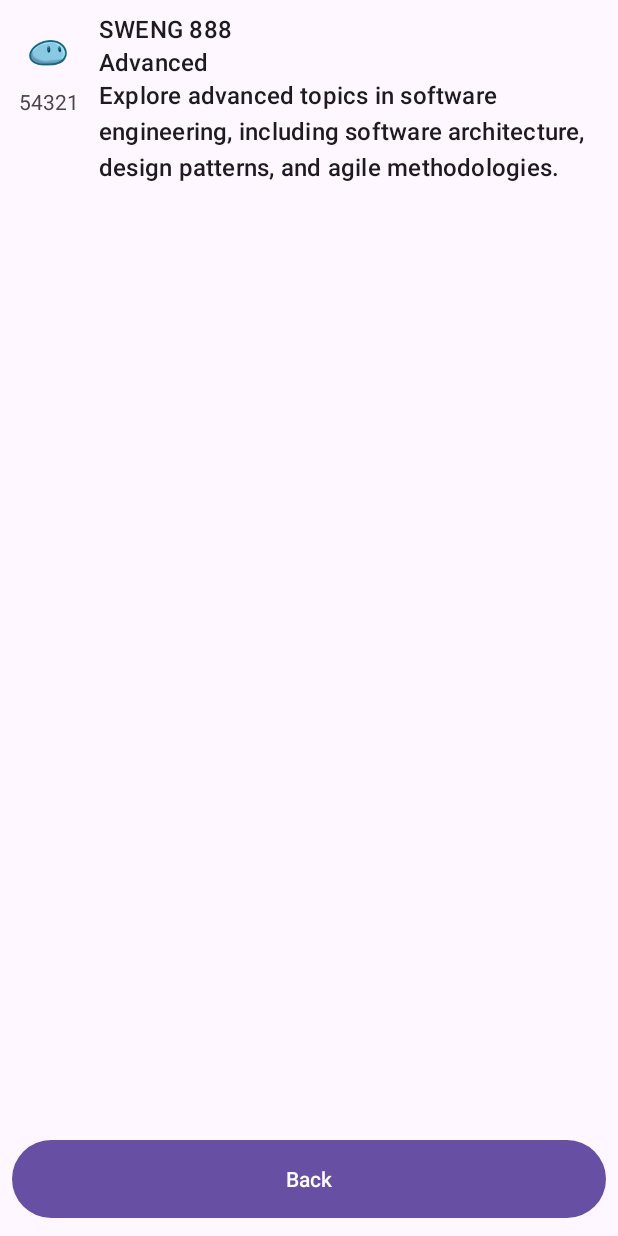
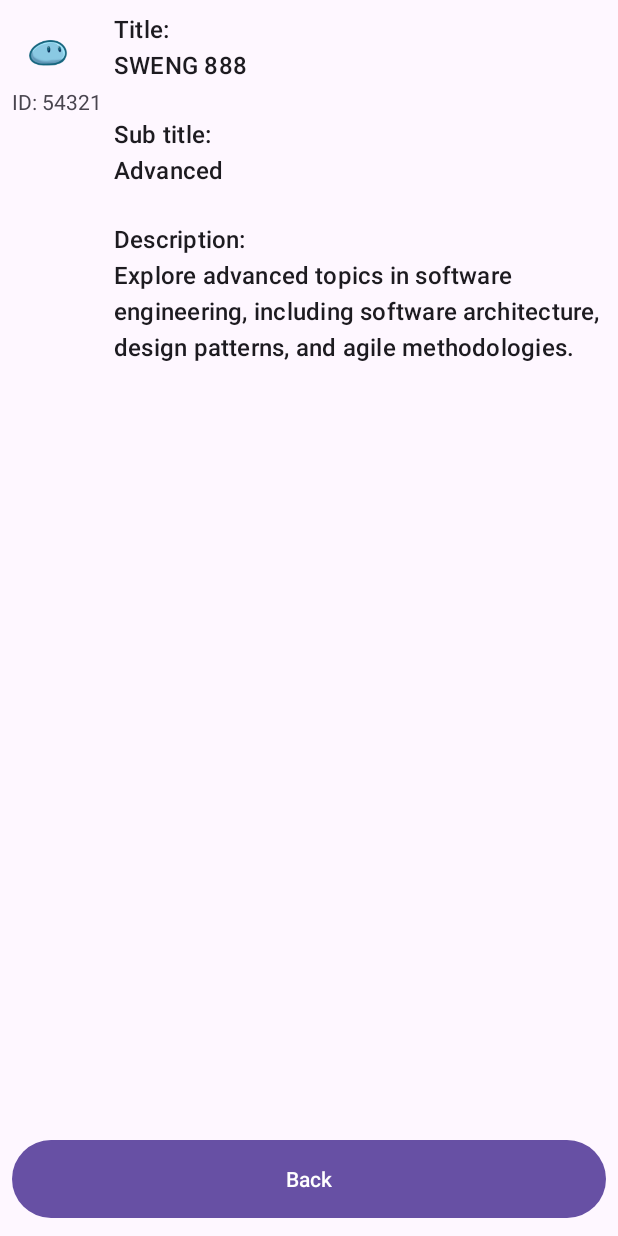
Before and after one commit to KofiFS/ShowMeTheList, an Android app: the screen it shows after launch (SecondActivity), after a tap on "Show Me the Details", on a phone screen of 412 x 824 dp. Run offline under Robolectric (Android 15) with nearby library versions, the light colour scheme and no system bars.

Commit message:
- Added Comments - Added Titles to each Item

```diff
--- a/app/src/main/java/com/example/showmethelist/Item.kt
+++ b/app/src/main/java/com/example/showmethelist/Item.kt
@@ -3,37 +3,41 @@ package com.example.showmethelist
 import android.os.Parcel
 import android.os.Parcelable
 
-// Updated data class representing an item
+// Data class representing an item in the list
 data class Item(
-    val id: Int,
-    val title: String,
-    val subtitle: String,
-    val description: String, // New field
-    val imageResId: Int
+    val id: Int,            // Unique identifier for the item
+    val title: String,      // Title of the item
+    val subtitle: String,   // Subtitle of the item
+    val description: String, // Description of the item
+    val imageResId: Int     // Resource ID for the item's image
 ) : Parcelable {
-    // Updated Parcelable constructor
+
+    // Parcelable constructor to recreate the object from a Parcel
     constructor(parcel: Parcel) : this(
         parcel.readInt(),
         parcel.readString() ?: "",
         parcel.readString() ?: "",
-        parcel.readString() ?: "", // Handle description
+        parcel.readString() ?: "",
         parcel.readInt()
     )
 
-    // Updated write to parcel to include id and description
+    // Write object data to Parcel
     override fun writeToParcel(parcel: Parcel, flags: Int) {
         parcel.writeInt(id)
         parcel.writeString(title)
         parcel.writeString(subtitle)
-        parcel.writeString(description) // Write description to parcel
+        parcel.writeString(description)
         parcel.writeInt(imageResId)
     }
 
+    // Describe the kinds of special objects contained in this Parcelable instance
     override fun describeContents(): Int = 0
 
     companion object CREATOR : Parcelable.Creator<Item> {
+        // Create a new instance of the Parcelable class, instantiating it from the given Parcel
         override fun createFromParcel(parcel: Parcel): Item = Item(parcel)
 
+        // Create a new array of the Parcelable class with the specified size
         override fun newArray(size: Int): Array<Item?> = arrayOfNulls(size)
     }
 }
--- a/app/src/main/java/com/example/showmethelist/MainActivity.kt
+++ b/app/src/main/java/com/example/showmethelist/MainActivity.kt
@@ -48,6 +48,7 @@ class MainActivity : AppCompatActivity() {
         Snackbar.make(findViewById(android.R.id.content), "Operation successful", Snackbar.LENGTH_SHORT).show()
     }
 
+    // Custom adapter for the ListView
     private class MyListAdapter(context: Context, private val layout: Int, private val items: List<Item>) :
         ArrayAdapter<Item>(context, layout, items) {
 
@@ -55,37 +56,47 @@ class MainActivity : AppCompatActivity() {
             var convertView = convertView
             var mainViewHolder: ViewHolder? = null
 
+            // Check if convertView is null
             if (convertView == null) {
+                // Inflate list item layout if convertView is null
                 convertView = LayoutInflater.from(context).inflate(layout, parent, false)
                 mainViewHolder = ViewHolder()
+                // Initialize ViewHolder references to layout views
                 mainViewHolder.thumbnail = convertView.findViewById(R.id.imageView)
                 mainViewHolder.title = convertView.findViewById(R.id.textTitle)
                 mainViewHolder.subtitle = convertView.findViewById(R.id.textSubtitle)
                 mainViewHolder.button = convertView.findViewById(R.id.buttonDetails)
+                // Set tag for ViewHolder to convertView
                 convertView.tag = mainViewHolder
             } else {
+                // Retrieve ViewHolder from convertView's tag if convertView is not null
                 mainViewHolder = convertView.tag as ViewHolder
             }
+
+            // Get the current item at the specified position
             val currentItem = items[position]
+
+            // Set click listener for the button
             mainViewHolder.button?.setOnClickListener {
-
+                // Start SecondActivity when button is clicked
                 val intent = Intent(context, SecondActivity::class.java).apply {
                     // Pass the selected item to the SecondActivity
-                    putExtra("selectedItem", items[position])
+                    putExtra("selectedItem", currentItem)
                 }
                 context.startActivity(intent) // Start SecondActivity
             }
 
+            // Set the title, subtitle, and thumbnail image for the current item
             mainViewHolder.title?.text = currentItem.title
             mainViewHolder.subtitle?.text = currentItem.subtitle
             mainViewHolder.thumbnail?.setImageResource(currentItem.imageResId)
-            // Set subtitle text as needed
-            // Set image resource for thumbnail image as needed
 
+            // Return the modified convertView
             return convertView!!
         }
     }
 
+    // ViewHolder pattern to cache view references
     class ViewHolder {
         var thumbnail: ImageView? = null
         var title: TextView? = null
--- a/app/src/main/java/com/example/showmethelist/SecondActivity.kt
+++ b/app/src/main/java/com/example/showmethelist/SecondActivity.kt
@@ -27,19 +27,21 @@ class SecondActivity : AppCompatActivity() {
         val idTextView: TextView = findViewById(R.id.item_ID)
 
         // Set the text for title and subtitle TextViews
-        titleTextView.text = selectedItem?.title
-        subtitleTextView.text = selectedItem?.subtitle
-        descriptionTextView.text = selectedItem?.description
+        titleTextView.text = "Title:\n${selectedItem?.title}"
+        subtitleTextView.text = "\nSub title:\n${selectedItem?.subtitle}"
+        descriptionTextView.text = "\nDescription:\n${selectedItem?.description}"
 
         // Set the image resource for the ImageView
         imageView.setImageResource(selectedItem?.imageResId ?: R.drawable.ic_launcher_foreground)
-        idTextView.text = selectedItem?.id.toString()
+
+        // Set the id text
+        idTextView.text = "ID: ${selectedItem?.id}"
 
         // Initialize and set click listener for the back button
         button = findViewById(R.id.backbutton)
         button.setOnClickListener(View.OnClickListener {
             // Create an intent to switch back to MainActivity upon clicking
-            val intent = Intent(this,  MainActivity::class.java)
+            val intent = Intent(this, MainActivity::class.java)
             startActivity(intent) // Start MainActivity
         })
     }
--- a/app/src/main/res/layout/activity_second.xml
+++ b/app/src/main/res/layout/activity_second.xml
@@ -28,11 +28,10 @@
 
                 <TextView
                     android:id="@+id/item_ID"
-                    android:layout_width="match_parent"
+                    android:layout_width="wrap_content"
                     android:layout_height="wrap_content"
                     android:text="12345"
-                    android:textAlignment="center"
-                    />
+                    android:textAlignment="center" />
             </LinearLayout>
 
             <LinearLayout
```
Also changed, not shown: app/src/main/java/com/example/showmethelist/ItemAdapter.kt (+11 -0 lines).
